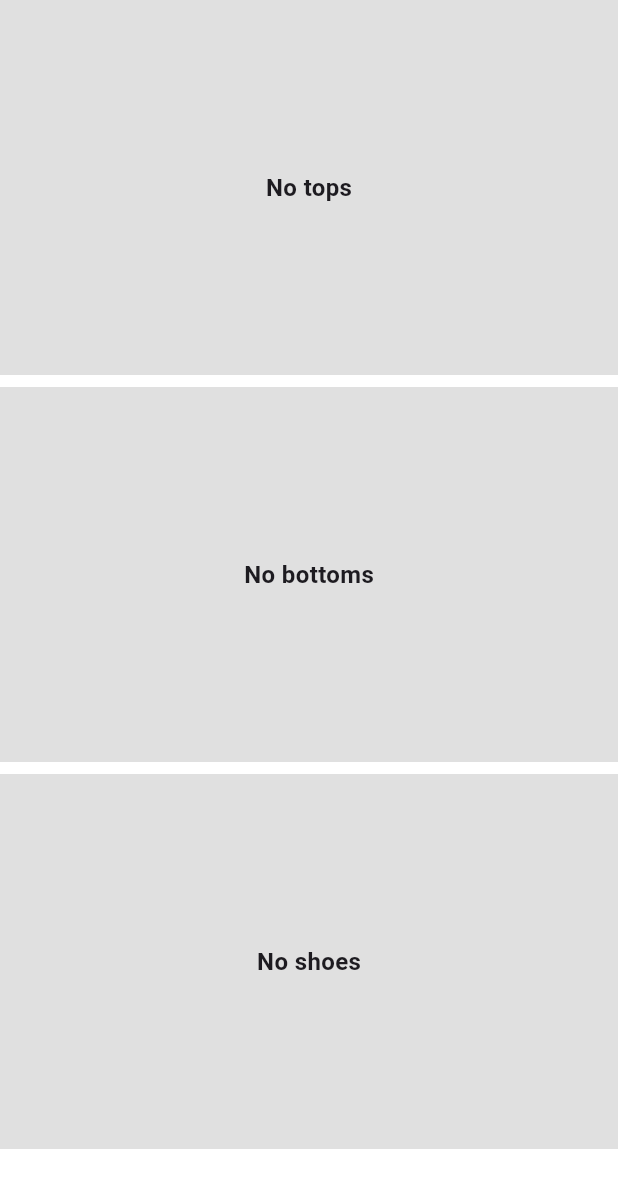
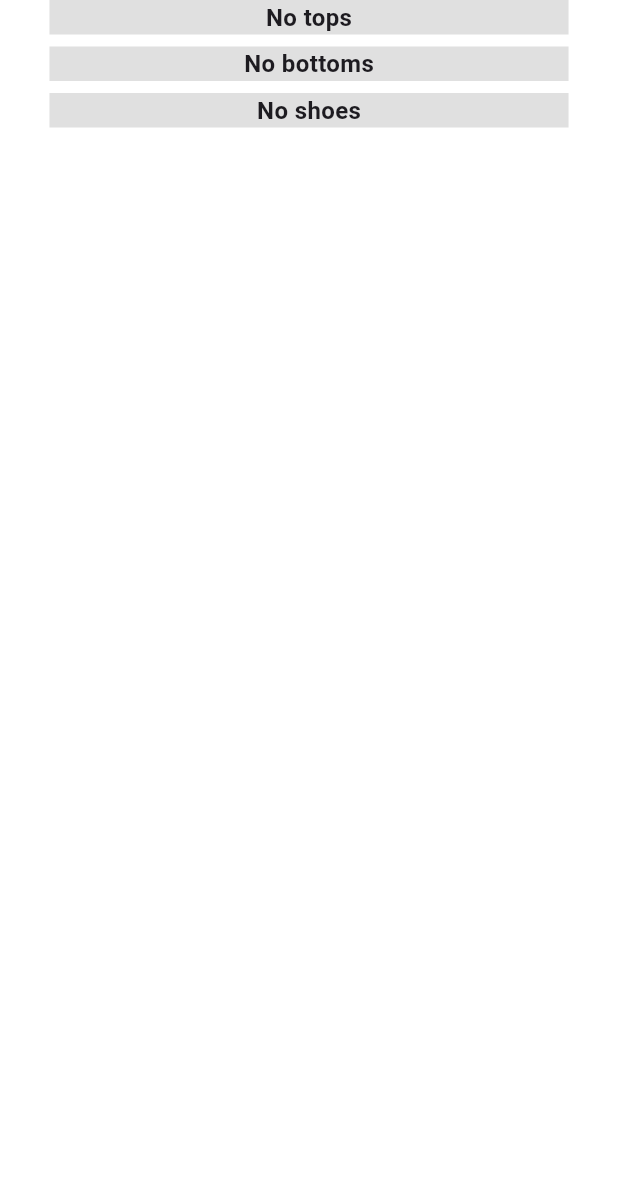
Before and after one commit to chienshyong/kagame_app, a Flutter app: the OutfitStackWidget widget shown alone on an empty page, opened directly with empty values, on a phone screen of 412 x 824 dp. Shown: the top 1188 px of the screen. Run offline on Flutter 3.47's test engine with Material 3 defaults, Android fonts, the phone set to English and light mode, and no system bars; our stand-ins replace cached_network_image, flutter_cache_manager, flutter_secure_storage, go_router, image_picker, shared_preferences and 1 more; missing offline and left inert: material_tag_editor; accounts and stored records are empty; network calls fail.

Commit message:
each part of outfit now has a different width.

```diff
--- a/lib/shop/product_detail_page.dart
+++ b/lib/shop/product_detail_page.dart
@@ -36,7 +36,8 @@ class _ProductDetailPageState extends State<ProductDetailPage> {
     final uri = Uri.parse('$baseUrl/shop/item/${widget.productId}');
 
     try {
-      final response = await http.get(uri, headers: {'Authorization': 'Bearer $token'});
+      final response =
+          await http.get(uri, headers: {'Authorization': 'Bearer $token'});
       if (response.statusCode == 200) {
         final data = json.decode(response.body);
         setState(() {
@@ -66,7 +67,8 @@ class _ProductDetailPageState extends State<ProductDetailPage> {
     final uri = Uri.parse('$baseUrl/shop/similar_items?id=$productId&n=5');
 
     try {
-      final response = await http.get(uri, headers: {'Authorization': 'Bearer $token'});
+      final response =
+          await http.get(uri, headers: {'Authorization': 'Bearer $token'});
       if (response.statusCode == 200) {
         final List<dynamic> data = json.decode(response.body);
         setState(() {
@@ -97,10 +99,12 @@ class _ProductDetailPageState extends State<ProductDetailPage> {
     final token = await authService.getToken();
     final baseUrl = authService.baseUrl;
     final String productId = productDoc!['id'] ?? '';
-    final uri = Uri.parse('$baseUrl/shop/item-outfit-search?item_id=$productId');
+    final uri =
+        Uri.parse('$baseUrl/shop/item-outfit-search?item_id=$productId');
 
     try {
-      final response = await http.get(uri, headers: {'Authorization': 'Bearer $token'});
+      final response =
+          await http.get(uri, headers: {'Authorization': 'Bearer $token'});
       if (response.statusCode == 200) {
         final data = json.decode(response.body);
         setState(() {
@@ -158,22 +162,33 @@ class _ProductDetailPageState extends State<ProductDetailPage> {
               child: Column(
                 crossAxisAlignment: CrossAxisAlignment.stretch,
                 children: [
-                  Text(name, style: TextStyle(fontSize: 24, fontWeight: FontWeight.bold)),
-                  Text(brandName, style: TextStyle(fontSize: 20, color: Colors.grey)),
+                  Text(name,
+                      style:
+                          TextStyle(fontSize: 24, fontWeight: FontWeight.bold)),
+                  Text(brandName,
+                      style: TextStyle(fontSize: 20, color: Colors.grey)),
                   SizedBox(height: 8),
-                  Text('\$${price.toString()}', style: TextStyle(fontSize: 20, color: Colors.green)),
+                  Text('\$${price.toString()}',
+                      style: TextStyle(fontSize: 20, color: Colors.green)),
                   SizedBox(height: 16),
-                  Text('Tags:', style: TextStyle(fontSize: 18, fontWeight: FontWeight.bold)),
+                  Text('Tags:',
+                      style:
+                          TextStyle(fontSize: 18, fontWeight: FontWeight.bold)),
                   Wrap(
                     spacing: 8.0,
                     children: (tags is List)
-                        ? tags.map<Widget>((tag) => Chip(label: Text(tag.toString()))).toList()
+                        ? tags
+                            .map<Widget>(
+                                (tag) => Chip(label: Text(tag.toString())))
+                            .toList()
                         : [],
                   ),
                   SizedBox(height: 16),
 
                   // Similar Items
-                  Text('Similar Items', style: TextStyle(fontSize: 20, fontWeight: FontWeight.bold)),
+                  Text('Similar Items',
+                      style:
+                          TextStyle(fontSize: 20, fontWeight: FontWeight.bold)),
                   isLoadingSimilar
                       ? Center(child: CircularProgressIndicator())
                       : (similarProducts.isNotEmpty
@@ -182,7 +197,9 @@ class _ProductDetailPageState extends State<ProductDetailPage> {
                   SizedBox(height: 24),
 
                   // Recommended Outfits
-                  Text('Recommended Outfits', style: TextStyle(fontSize: 20, fontWeight: FontWeight.bold)),
+                  Text('Recommended Outfits',
+                      style:
+                          TextStyle(fontSize: 20, fontWeight: FontWeight.bold)),
                   buildRecommendedOutfitsSection(),
                 ],
               ),
@@ -225,8 +242,12 @@ class _ProductDetailPageState extends State<ProductDetailPage> {
                     errorBuilder: (ctx, e, st) => Icon(Icons.error),
                   ),
                   SizedBox(height: 8),
-                  Text(sp['label'] ?? "", style: TextStyle(fontSize: 16), maxLines: 2, overflow: TextOverflow.ellipsis),
-                  Text('\$${sp['price']}', style: TextStyle(fontSize: 16, color: Colors.green)),
+                  Text(sp['label'] ?? "",
+                      style: TextStyle(fontSize: 16),
+                      maxLines: 2,
+                      overflow: TextOverflow.ellipsis),
+                  Text('\$${sp['price']}',
+                      style: TextStyle(fontSize: 16, color: Colors.green)),
                 ],
               ),
             ),
@@ -245,7 +266,8 @@ class _ProductDetailPageState extends State<ProductDetailPage> {
     }
     return Column(
       crossAxisAlignment: CrossAxisAlignment.start,
-      children: recommendedOutfits.map((outfit) => buildOutfitCard(outfit)).toList(),
+      children:
+          recommendedOutfits.map((outfit) => buildOutfitCard(outfit)).toList(),
     );
   }
 
@@ -261,11 +283,13 @@ class _ProductDetailPageState extends State<ProductDetailPage> {
       child: Column(
         crossAxisAlignment: CrossAxisAlignment.start,
         children: [
-          Text(styleName, style: TextStyle(fontWeight: FontWeight.bold, fontSize: 16)),
-          Text(outfitName, style: TextStyle(color: Colors.grey[700], fontSize: 14)),
+          Text(styleName,
+              style: TextStyle(fontWeight: FontWeight.bold, fontSize: 16)),
+          Text(outfitName,
+              style: TextStyle(color: Colors.grey[700], fontSize: 14)),
           SizedBox(height: 8),
 
-          // Instead of a list of items, we show them in top/bottom/shoes order
+          // Show top/bottom/shoes layout
           OutfitStackWidget(
             originalDoc: productDoc!,
             outfitItems: outfitItems,
@@ -293,7 +317,6 @@ class OutfitStackWidget extends StatefulWidget {
 class _OutfitStackWidgetState extends State<OutfitStackWidget> {
   final AuthService authService = AuthService();
 
-  // We'll store the doc for tops/bottoms/shoes
   Map<String, dynamic>? topsDoc;
   Map<String, dynamic>? bottomsDoc;
   Map<String, dynamic>? shoesDoc;
@@ -308,8 +331,8 @@ class _OutfitStackWidgetState extends State<OutfitStackWidget> {
   }
 
   void _assignOriginalDoc() {
-    // We rely on doc["category"] being exactly "tops", "bottoms", or "shoes".
-    final originalCat = widget.originalDoc['category']?.toString().toLowerCase() ?? '';
+    final originalCat =
+        widget.originalDoc['category']?.toString().toLowerCase() ?? '';
     if (originalCat == 'tops') {
       topsDoc = widget.originalDoc;
     } else if (originalCat == 'bottoms') {
@@ -322,7 +345,6 @@ class _OutfitStackWidgetState extends State<OutfitStackWidget> {
   Future<void> _fetchMatchedItems() async {
     final fetchFutures = <Future>[];
 
-    // For each recommended item, fetch its doc
     for (final outfitItem in widget.outfitItems) {
       final matchData = outfitItem['match'];
       if (matchData == null) continue;
@@ -334,7 +356,6 @@ class _OutfitStackWidgetState extends State<OutfitStackWidget> {
     }
 
     try {
-      // Wait for all to complete
       await Future.wait(fetchFutures);
     } catch (e) {
       debugPrint("Error in _fetchMatchedItems: $e");
@@ -349,11 +370,12 @@ class _OutfitStackWidgetState extends State<OutfitStackWidget> {
     final uri = Uri.parse('$baseUrl/shop/item/$itemId');
 
     try {
-      final response = await http.get(uri, headers: {'Authorization': 'Bearer $token'});
+      final response =
+          await http.get(uri, headers: {'Authorization': 'Bearer $token'});
       if (response.statusCode == 200) {
         final doc = json.decode(response.body);
+        final cat = doc['category']?.toString().toLowerCase() ?? '';
 
-        final cat = doc['category']?.toString().toLowerCase() ?? '';
         if (cat == 'tops') {
           topsDoc = doc;
         } else if (cat == 'bottoms') {
@@ -389,24 +411,34 @@ class _OutfitStackWidgetState extends State<OutfitStackWidget> {
 
   Widget _buildSlot(Map<String, dynamic>? doc, String placeholder) {
     if (doc == null) {
-      // No item in this slot
       return Container(
-        width: double.infinity,
-        height: 250,
+        margin: EdgeInsets.symmetric(
+            horizontal:
+                MediaQuery.of(context).size.width * 0.08), // Default 10% padding
         color: Colors.grey[300],
         alignment: Alignment.center,
         child: Text("No $placeholder"),
       );
     }
 
-    // If doc is present, get the cropped or fallback
     final cropped = doc['cropped_image_url'] ?? '';
     final fallback = doc['image_url'] ?? '';
     final imageUrl = (cropped.isNotEmpty) ? cropped : fallback;
 
-    // Is it shoes category?
-    final cat = doc['category']?.toString().toLowerCase();
-    final isShoes = (cat == 'shoes');
+    // Determine padding based on category
+    final category = doc['category']?.toString().toLowerCase() ?? '';
+    final double sidePadding;
+
+    if (category == 'bottoms') {
+      sidePadding =
+          MediaQuery.of(context).size.width * 0.18; // 20% padding for bottoms
+    } else if (category == 'shoes') {
+      sidePadding =
+          MediaQuery.of(context).size.width * 0.25; // 30% padding for shoes
+    } else {
+      sidePadding = MediaQuery.of(context).size.width *
+          0.1; // 10% padding for tops & others
+    }
 
     return GestureDetector(
       onTap: () {
@@ -421,34 +453,20 @@ class _OutfitStackWidgetState extends State<OutfitStackWidget> {
         }
       },
       child: Container(
-        width: double.infinity,
-        height: 250,
-        color: Colors.grey[200],
-        child: _buildImageWidget(imageUrl, isShoes),
+        margin: EdgeInsets.symmetric(
+            horizontal: sidePadding), // Apply category-based padding
+        child: Image.network(
+          imageUrl,
+          width:
+              double.infinity, // Ensure it spans the full width (minus padding)
+          fit: BoxFit.contain, // Maintain aspect ratio
+          errorBuilder: (ctx, e, st) => Container(
+            color: Colors.grey[300],
+            alignment: Alignment.center,
+            child: Text("Error loading image"),
+          ),
+        ),
       ),
     );
   }
-
-  /// If it's shoes, only show bottom half. Otherwise, show entire image.
-  Widget _buildImageWidget(String url, bool isShoes) {
-    if (isShoes) {
-      return ClipRect(
-        child: Align(
-          alignment: Alignment.bottomCenter,
-          heightFactor: 0.5,
-          child: Image.network(
-            url,
-            fit: BoxFit.cover,
-            errorBuilder: (ctx, e, st) => Center(child: Icon(Icons.error)),
-          ),
-        ),
-      );
-    } else {
-      return Image.network(
-        url,
-        fit: BoxFit.contain,
-        errorBuilder: (ctx, e, st) => Center(child: Icon(Icons.error)),
-      );
-    }
-  }
 }
```
